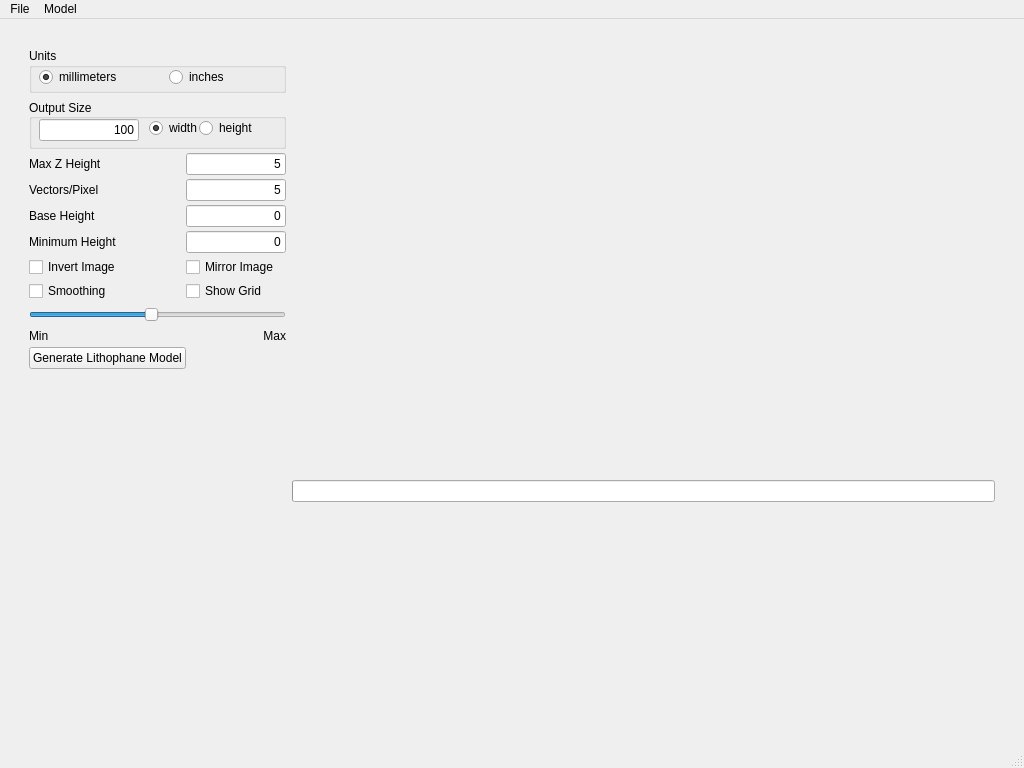
Old version of the form litho_gen.ui in the repository gharley/Lithophane.
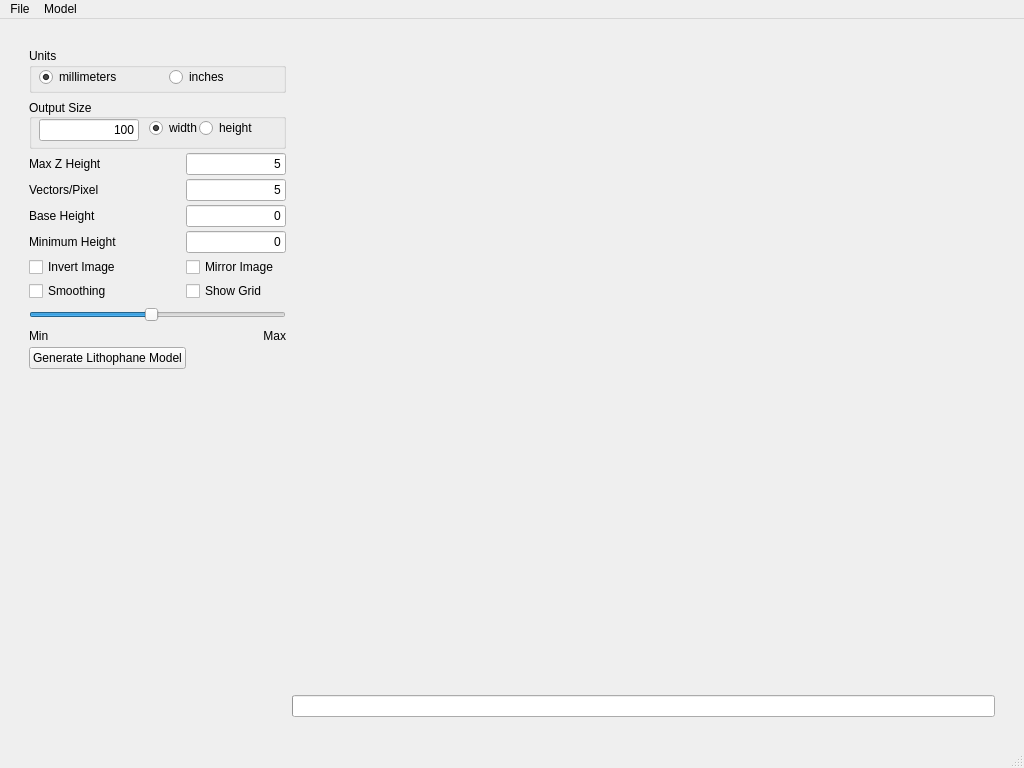
New version of the form.

```diff
--- a/litho_gen.ui
+++ b/litho_gen.ui
@@ -551,14 +551,14 @@
        </layout>
       </item>
       <item row="2" column="1" colspan="2">
-       <layout class="QVBoxLayout" name="verticalLayout_2" stretch="0,0">
+       <layout class="QVBoxLayout" name="verticalLayout_2" stretch="1,0">
         <property name="sizeConstraint">
          <enum>QLayout::SetNoConstraint</enum>
         </property>
         <item>
          <widget class="QWidget" name="plotWidget" native="true">
           <property name="sizePolicy">
-           <sizepolicy hsizetype="Maximum" vsizetype="Maximum">
+           <sizepolicy hsizetype="Expanding" vsizetype="Expanding">
             <horstretch>0</horstretch>
             <verstretch>0</verstretch>
            </sizepolicy>
```
